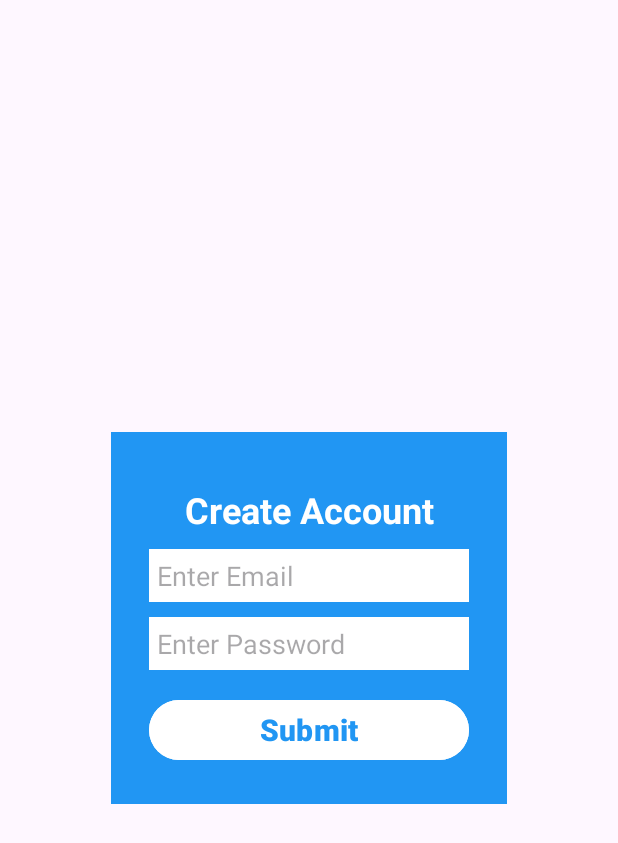
After one commit to mr-motley/ShoppingList, an Android app: the RegActivity screen opened directly, with no data from a screen before it, on a phone screen of 412 x 824 dp. The commit adds this screen. Shown: the top 843 px of the screen. Run offline under Robolectric (Android 15) with nearby library versions, the phone set to English and light mode, and no system bars; our stand-ins replace Firebase (no records; nobody signed in at launch, a user with empty details on screens opened directly).

Commit message:
Created Splash screen, login, and create account pages. Added Error messages for invalid inputs.

```diff
--- a/app/build.gradle
+++ b/app/build.gradle
@@ -34,6 +34,7 @@ dependencies {
     implementation 'androidx.appcompat:appcompat:1.6.1'
     implementation 'com.google.android.material:material:1.10.0'
     implementation 'androidx.constraintlayout:constraintlayout:2.1.4'
+    implementation("com.google.firebase:firebase-auth")
     testImplementation 'junit:junit:4.13.2'
     androidTestImplementation 'androidx.test.ext:junit:1.1.5'
     androidTestImplementation 'androidx.test.espresso:espresso-core:3.5.1'
--- /dev/null
+++ b/app/src/main/java/edu/uga/cs/shoppinglist/RegActivity.java
@@ -0,0 +1,89 @@
+package edu.uga.cs.shoppinglist;
+
+import androidx.annotation.NonNull;
+import androidx.appcompat.app.AppCompatActivity;
+
+import android.content.Intent;
+import android.os.Bundle;
+import android.text.TextUtils;
+import android.util.Log;
+import android.view.View;
+import android.widget.Button;
+import android.widget.EditText;
+import android.widget.Toast;
+
+import com.google.android.gms.tasks.OnCompleteListener;
+import com.google.android.gms.tasks.Task;
+import com.google.firebase.auth.AuthResult;
+import com.google.firebase.auth.FirebaseAuth;
+import com.google.firebase.auth.FirebaseUser;
+
+public class RegActivity extends AppCompatActivity {
+    private static final String TAG = "Registration: ";
+    private FirebaseAuth mAuth;
+
+    public FirebaseUser user;
+
+    EditText emailIn;
+
+    EditText passIn;
+    @Override
+    protected void onCreate(Bundle savedInstanceState) {
+        super.onCreate(savedInstanceState);
+        setContentView(R.layout.activity_reg);
+
+        emailIn = findViewById(R.id.editTextTextEmailAddress);
+        passIn = findViewById(R.id.editTextTextPassword);
+
+        Button submit = findViewById(R.id.button);
+
+        mAuth = FirebaseAuth.getInstance();
+
+        submit.setOnClickListener(new subOnClickListener());
+    }
+
+    private class subOnClickListener implements View.OnClickListener {
+        @Override
+        public void onClick(View view) {
+            String email = emailIn.getText().toString();
+            String password = passIn.getText().toString();
+            if(isValidEmail(email)){
+                createAccount(email,password);
+            } else {
+                Toast.makeText(RegActivity.this, "Invalid Email Format",
+                        Toast.LENGTH_SHORT).show();
+            }
+        }
+    }
+
+    private void createAccount(String email, String password) {
+        Log.d(TAG, "createAccount:" + email);
+
+
+        mAuth.createUserWithEmailAndPassword(email, password)
+                .addOnCompleteListener( new OnCompleteListener<AuthResult>() {
+                    @Override
+                    public void onComplete(@NonNull Task<AuthResult> task) {
+                        if (task.isSuccessful()) {
+                            // Sign in success, update UI with the signed-in user's information
+                            Log.d(TAG, "createUserWithEmail:success");
+                            FirebaseUser user = mAuth.getCurrentUser();
+                            Toast.makeText(RegActivity.this, "Account Created Successfully",
+                                    Toast.LENGTH_SHORT).show();
+                            Intent intent = new Intent(getApplicationContext(),LoginPage.class);
+                            startActivity(intent);
+                        } else {
+                            // If sign in fails, display a message to the user.
+                            Log.w(TAG, "createUserWithEmail:failure", task.getException());
+                            Toast.makeText(RegActivity.this, "Authentication failed: Email Address is already in use by another account.",
+                                    Toast.LENGTH_SHORT).show();
+
+                        }
+                    }
+                });
+    }
+
+    public final static boolean isValidEmail(CharSequence target) {
+        return !TextUtils.isEmpty(target) && android.util.Patterns.EMAIL_ADDRESS.matcher(target).matches();
+    }
+}
--- /dev/null
+++ b/app/src/main/res/layout/activity_reg.xml
@@ -0,0 +1,66 @@
+<?xml version="1.0" encoding="utf-8"?>
+<androidx.constraintlayout.widget.ConstraintLayout xmlns:android="http://schemas.android.com/apk/res/android"
+    xmlns:app="http://schemas.android.com/apk/res-auto"
+    xmlns:tools="http://schemas.android.com/tools"
+    android:layout_width="match_parent"
+    android:layout_height="match_parent"
+    tools:context=".RegActivity">
+
+    <LinearLayout
+        android:layout_width="wrap_content"
+        android:layout_height="wrap_content"
+        android:background="#03A9F4"
+        android:backgroundTint="#2196F3"
+        android:orientation="vertical"
+        android:padding="25dp"
+        app:layout_constraintBottom_toBottomOf="parent"
+        app:layout_constraintEnd_toEndOf="parent"
+        app:layout_constraintStart_toStartOf="parent"
+        app:layout_constraintTop_toTopOf="parent">
+
+        <TextView
+            android:id="@+id/textView"
+            android:layout_width="match_parent"
+            android:layout_height="wrap_content"
+            android:layout_gravity="center"
+            android:gravity="center"
+            android:padding="10dp"
+            android:text="Create Account"
+            android:textColor="#FFFFFF"
+            android:textSize="24sp"
+            android:textStyle="bold" />
+
+        <EditText
+            android:id="@+id/editTextTextEmailAddress"
+            android:layout_width="wrap_content"
+            android:layout_height="wrap_content"
+            android:background="#FFFFFF"
+            android:ems="10"
+            android:hint="Enter Email"
+            android:inputType="textEmailAddress"
+            android:padding="5dp" />
+
+        <EditText
+            android:id="@+id/editTextTextPassword"
+            android:layout_width="match_parent"
+            android:layout_height="wrap_content"
+            android:layout_marginTop="10dp"
+            android:background="#FFFFFF"
+            android:ems="10"
+            android:hint="Enter Password"
+            android:inputType="textPassword"
+            android:padding="5dp" />
+
+        <Button
+            android:id="@+id/button"
+            android:layout_width="match_parent"
+            android:layout_height="wrap_content"
+            android:layout_marginTop="16dp"
+            android:backgroundTint="#FFFFFF"
+            android:text="Submit"
+            android:textColor="#2196F3"
+            android:textSize="20sp"
+            android:textStyle="bold" />
+
+    </LinearLayout>
+</androidx.constraintlayout.widget.ConstraintLayout>
```
Also changed, not shown: app/src/main/AndroidManifest.xml (+9 -0 lines), app/src/main/java/edu/uga/cs/shoppinglist/ListActivity.java (added, +15 -0 lines), app/src/main/java/edu/uga/cs/shoppinglist/LoginPage.java (added, +101 -0 lines), app/src/main/java/edu/uga/cs/shoppinglist/MainActivity.java (+17 -0 lines), app/src/main/res/layout/activity_list.xml (added, +9 -0 lines), app/src/main/res/layout/activity_login_page.xml (added, +89 -0 lines), app/src/main/res/layout/activity_main.xml (+45 -10 lines), app/src/main/res/drawable/cart.png (added), 1 other file.
